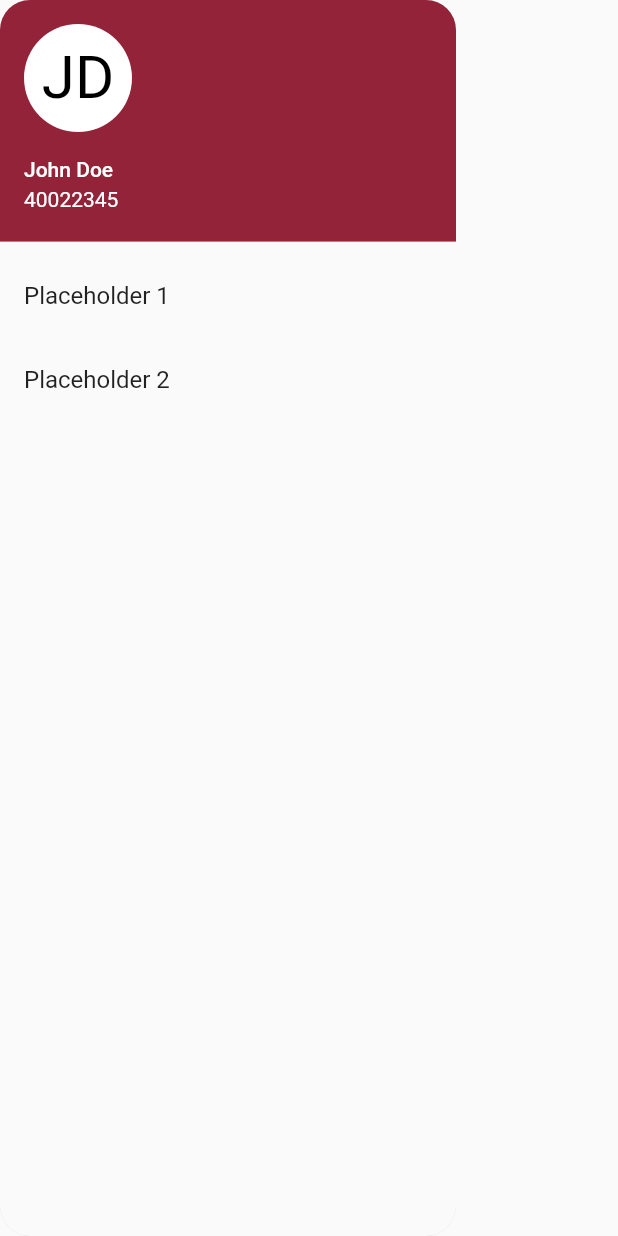
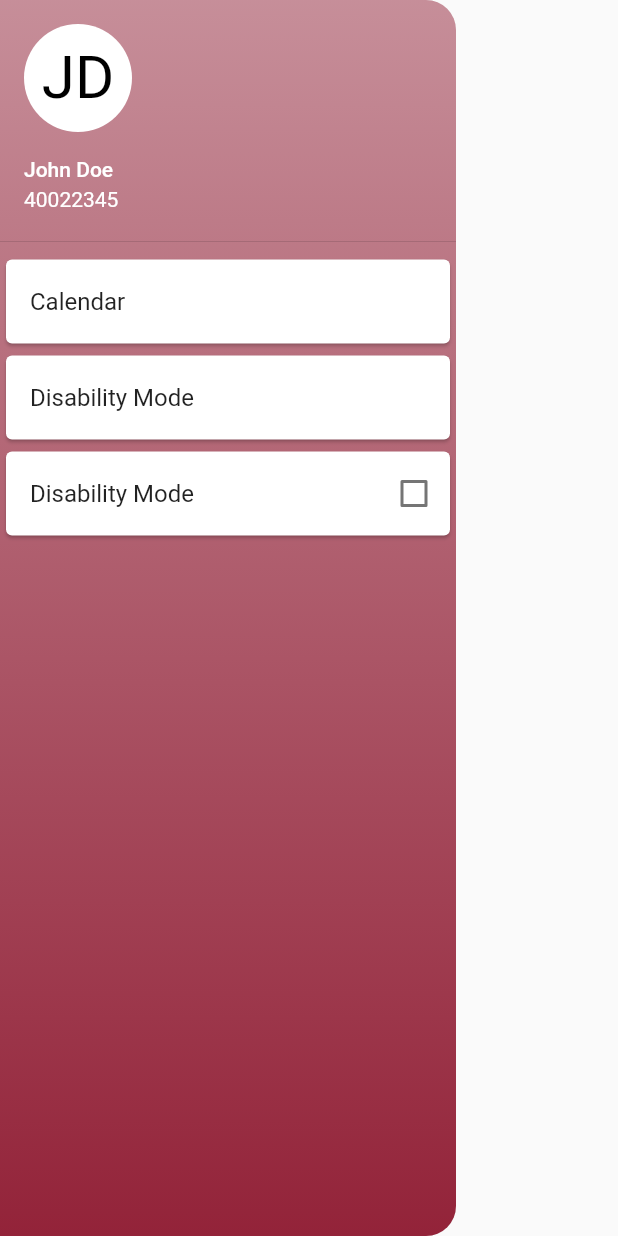
Before and after one commit to MrJCipherButtles/concordi_around, a Flutter app: the SidebarDrawer widget shown alone on an empty page, opened directly, on a phone screen of 412 x 824 dp. Run offline on Flutter 3.47's test engine with Material 2 defaults, Android fonts, the phone set to English and light mode, and no system bars; our stand-ins replace flutter_svg, geolocator, google_maps_flutter.

Commit message:
- added the disability mode toggle to the app drawer - incomplete changenotifierprovider code related to sidebarDrawer.dart - bug: the sidedrawer doesnt retain the state of the checkbox after being closed

```diff
--- a/lib/main.dart
+++ b/lib/main.dart
@@ -8,6 +8,7 @@ import 'package:google_maps_flutter/google_maps_flutter.dart';
 import 'package:geolocator/geolocator.dart';
 import 'package:provider/provider.dart';
 import 'widgets/mapUI/FloorSelector.dart';
+import 'widgets/generalUI/sidebarDrawer.dart';
 
 void main() => runApp(ChangeNotifierProvider(
     builder: (context) => MapNotifier(), child: MyApp()));
@@ -15,10 +16,12 @@ void main() => runApp(ChangeNotifierProvider(
 class MyApp extends StatelessWidget {
   @override
   Widget build(BuildContext context) {
-    return MaterialApp(
+    return ChangeNotifierProvider<DisabilityModeInfo>(
+              create: (_) => DisabilityModeInfo(),
+              child: MaterialApp(
       title: 'Flutter Google Maps Demo',
       home: MapSample(),
-    );
+    ));
   }
 }
 
--- a/lib/widgets/generalUI/sidebarDrawer.dart
+++ b/lib/widgets/generalUI/sidebarDrawer.dart
@@ -1,13 +1,34 @@
+import 'dart:ui';
 import 'package:flutter/material.dart';
+import 'package:provider/provider.dart';
 
-class SidebarDrawer extends StatelessWidget {
+class SidebarDrawer extends StatefulWidget {
+  @override
+  _SidebarDrawerState createState() => _SidebarDrawerState();
+}
+
+class _SidebarDrawerState extends State<SidebarDrawer> {
+  //DisabilityModeInfo _disabilityNotifier;
+  bool _disabilityModeOn = DisabilityModeInfo().disabilityModeState;
+
   Widget build(BuildContext context) {
+    final _disabilityNotifier = Provider.of<DisabilityModeInfo>(context);
     return ClipRRect(
-      borderRadius: BorderRadius.circular(20.0),
+      borderRadius: BorderRadius.only(
+          topRight: Radius.circular(20.0), bottomRight: Radius.circular(20.0)),
       child: Drawer(
         // Add a ListView to the drawer. This ensures the user can scroll
         // through the options in the drawer if there isn't enough vertical
         // space to fit everything.
+        child: Container(
+          decoration: BoxDecoration(
+              gradient: LinearGradient(
+                  begin: Alignment.bottomCenter,
+                  end: Alignment.topCenter,
+                  colors: [
+                Color.fromRGBO(147, 35, 57, 1),
+                Color.fromRGBO(147, 35, 57, 0.5)
+              ])),
           child: ListView(
             // Important: Remove any padding from the ListView.
             padding: EdgeInsets.zero,
@@ -16,8 +37,8 @@ class SidebarDrawer extends StatelessWidget {
                 accountName: Text("John Doe"),
                 accountEmail: Text("40022345"),
                 decoration: BoxDecoration(
-                color: Color.fromRGBO(147, 35, 57, 1),
-              ),
+                    borderRadius:
+                        BorderRadius.only(topRight: Radius.circular(20.0))),
                 currentAccountPicture: CircleAvatar(
                   backgroundColor: Colors.white,
                   foregroundColor: Colors.black,
@@ -27,21 +48,72 @@ class SidebarDrawer extends StatelessWidget {
                   ),
                 ),
               ),
-            ListTile(
-              title: Text('Placeholder 1'),
+              Card(
+                child: ListTile(
+                  title: Text('Calendar'),
+                  onTap: () {
+                    // Update the state of the app.
+                    Navigator.pop(context);
+                  },
+                ),
+              ),
+              Card(
+                child: ListTile(
+                  title: Text('Disability Mode'),
                   onTap: () {
                     // Update the state of the app.
                   },
                 ),
-            ListTile(
-              title: Text('Placeholder 2'),
-              onTap: () {
-                // Update the state of the app.
+              ),
+              Card(
+                child: Row(
+                  children: <Widget>[
+                    Expanded(
+                        child: ListTile(
+                            title: Text(
+                      'Disability Mode',
+                    ))),
+                    StatefulBuilder(
+                      builder: (context, _setState) => Checkbox(
+                        value: _disabilityModeOn,
+                        onChanged: (bool value) {
+                          _setState(() => _disabilityModeOn = value);
+                          _disabilityNotifier.disabilityModeState = value;
                         },
                       ),
+                    ),
                   ],
+                ),
+              ),
+            ],
+          ),
         ),
       ),
     );
   }
 }
+
+class DisabilityModeInfo with ChangeNotifier {
+  bool _disabilityModeState = false;
+
+  bool get disabilityModeState => _disabilityModeState;
+  set disabilityModeState(bool newState) {
+    _disabilityModeState = newState;
+  }
+  bool switchState(){
+    _disabilityModeState ? _disabilityModeState = false : _disabilityModeState = true;
+    //notifyListeners();
+    print(_disabilityModeState.toString());
+    return _disabilityModeState;
+  }
+}
+
+// class ListenerTester{
+// final disabilityListener = DisabilityModeInfo();
+// void listenhere(){
+// disabilityListener.addListener(_listener);
+// }
+// void _listener() {
+//   print('**********************It changed!');
+// }
+// }
```
Lines whose indentation alone changed are shown as unchanged.
